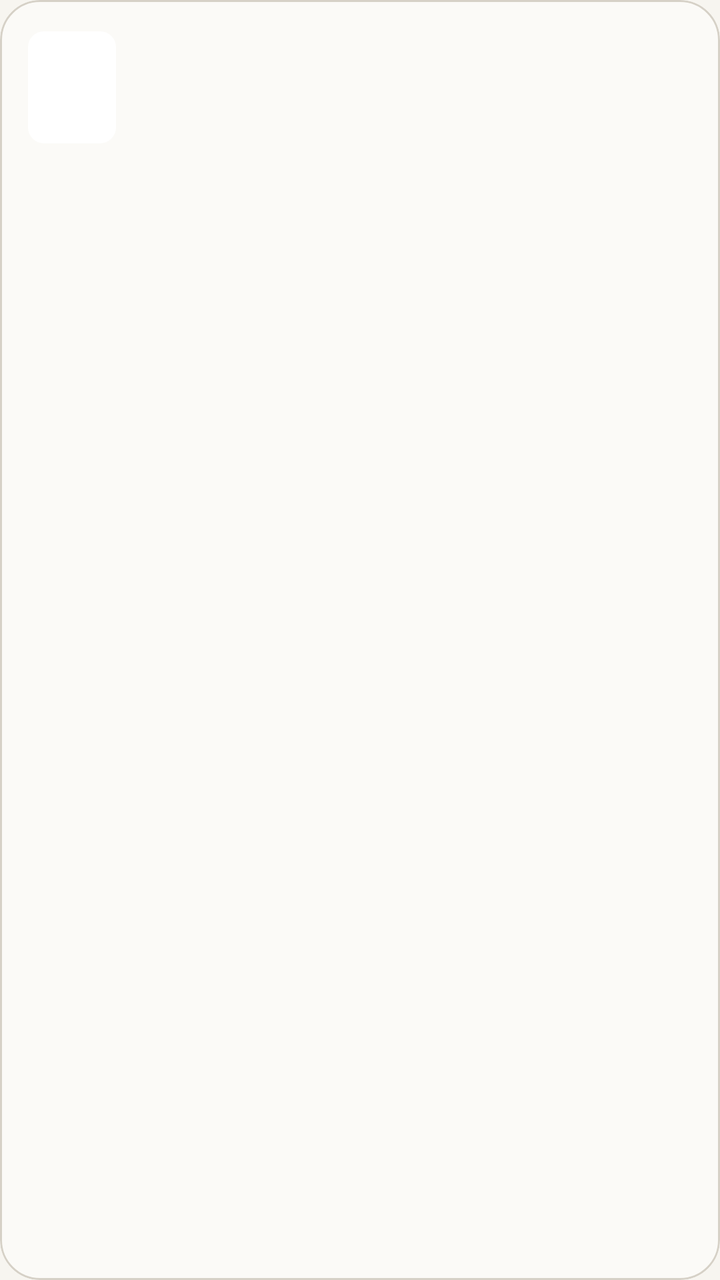
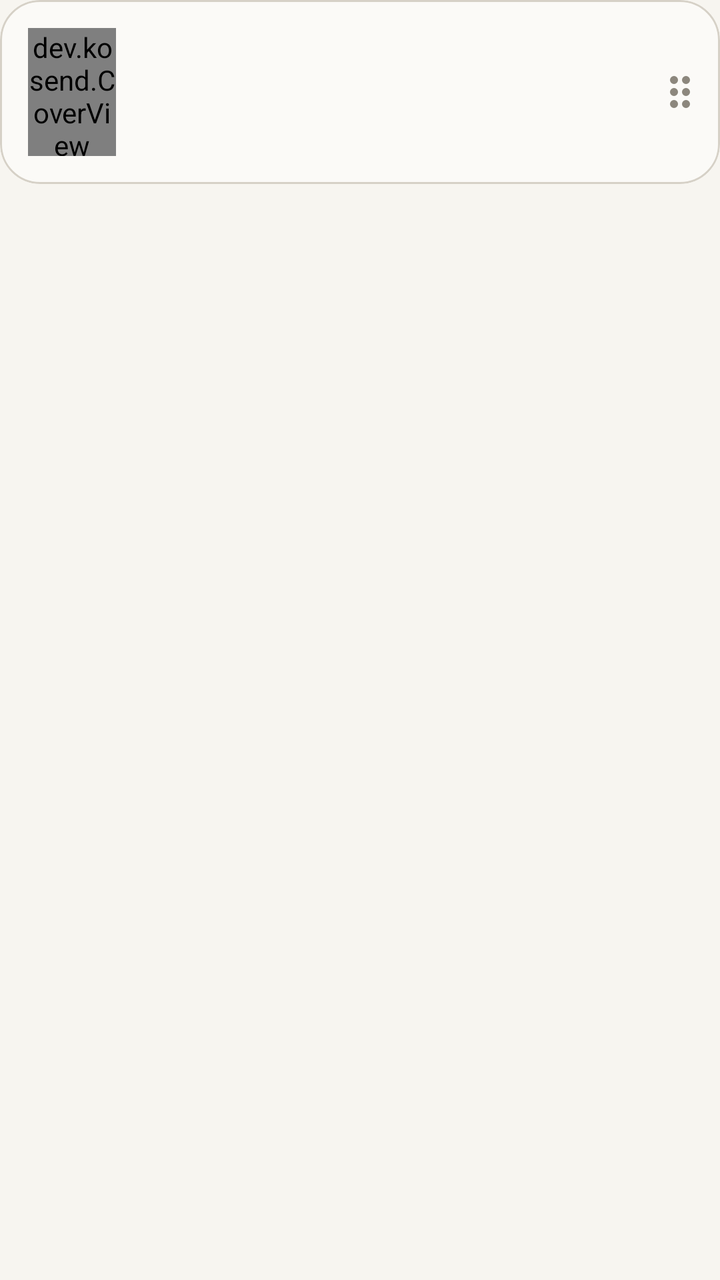

Two renders of the same Android screen: before a commit and after it. Below are the layout's source before the change and the commit's diff.
<!-- AndroidManifest.xml: application theme AppTheme -->
<!-- res/layout/item_book.xml -->
<?xml version="1.0" encoding="utf-8"?>
<com.google.android.material.card.MaterialCardView xmlns:android="http://schemas.android.com/apk/res/android"
    xmlns:app="http://schemas.android.com/apk/res-auto"
    style="?attr/materialCardViewFilledStyle"
    android:layout_width="match_parent"
    android:layout_height="wrap_content"
    android:layout_marginStart="20dp"
    android:layout_marginTop="4dp"
    android:layout_marginEnd="20dp"
    android:layout_marginBottom="4dp"
    app:cardBackgroundColor="?attr/colorSurfaceContainerLow"
    app:cardCornerRadius="20dp"
    app:strokeColor="?attr/colorOutlineVariant"
    app:strokeWidth="1dp">

    <LinearLayout
        android:layout_width="match_parent"
        android:layout_height="wrap_content"
        android:gravity="center_vertical"
        android:orientation="horizontal"
        android:padding="14dp">

        <TextView
            android:id="@+id/badge"
            android:layout_width="44dp"
            android:layout_height="56dp"
            android:background="@drawable/bg_badge"
            android:gravity="center"
            android:letterSpacing="0.04"
            android:textColor="#FFFFFF"
            android:textSize="11sp"
            android:textStyle="bold" />

        <LinearLayout
            android:layout_width="0dp"
            android:layout_height="wrap_content"
            android:layout_marginStart="14dp"
            android:layout_weight="1"
            android:orientation="vertical">

            <TextView
                android:id="@+id/title"
                android:layout_width="match_parent"
                android:layout_height="wrap_content"
                android:ellipsize="end"
                android:maxLines="2"
                android:textAppearance="?attr/textAppearanceTitleSmall"
                android:textColor="?attr/colorOnSurface" />

            <TextView
                android:id="@+id/subtitle"
                android:layout_width="match_parent"
                android:layout_height="wrap_content"
                android:layout_marginTop="2dp"
                android:ellipsize="end"
                android:maxLines="1"
                android:textAppearance="?attr/textAppearanceBodySmall"
                android:textColor="?attr/colorOnSurfaceVariant" />

            <LinearLayout
                android:layout_width="match_parent"
                android:layout_height="wrap_content"
                android:layout_marginTop="6dp"
                android:gravity="center_vertical"
                android:orientation="horizontal">

                <ImageView
                    android:id="@+id/status_icon"
                    android:layout_width="16dp"
                    android:layout_height="16dp"
                    android:importantForAccessibility="no" />

                <TextView
                    android:id="@+id/status"
                    android:layout_width="0dp"
                    android:layout_height="wrap_content"
                    android:layout_marginStart="6dp"
                    android:layout_weight="1"
                    android:ellipsize="end"
                    android:maxLines="2"
                    android:textAppearance="?attr/textAppearanceLabelMedium" />
            </LinearLayout>

            <com.google.android.material.progressindicator.LinearProgressIndicator
                android:id="@+id/progress"
                android:layout_width="match_parent"
                android:layout_height="wrap_content"
                android:layout_marginTop="8dp"
                android:max="100"
                android:visibility="gone"
                app:trackCornerRadius="2dp" />
        </LinearLayout>
    </LinearLayout>
</com.google.android.material.card.MaterialCardView>
<!-- resources referenced by this layout -->
<resources>
  <!-- drawable bg_badge (drawable) -->
  <?xml version="1.0" encoding="utf-8"?>
  <shape xmlns:android="http://schemas.android.com/apk/res/android">
      <solid android:color="#FFFFFF" />
      <corners android:radius="8dp" />
  </shape>
  <color name="primary">#2E5E52</color>
  <color name="on_primary">#FFFFFF</color>
  <color name="primary_container">#D3E8E0</color>
  <color name="on_primary_container">#0E2A23</color>
  <color name="secondary_container">#E6E2D9</color>
  <color name="on_secondary_container">#2B2924</color>
  <color name="background">#F7F5F0</color>
  <color name="surface">#F7F5F0</color>
  <color name="surface_container">#EFECE5</color>
  <color name="surface_container_low">#FBFAF7</color>
  <color name="surface_container_high">#E9E5DD</color>
  <color name="surface_container_highest">#E3DFD6</color>
  <color name="on_surface">#1D1C19</color>
  <color name="on_surface_variant">#5F5B53</color>
  <color name="outline">#8C877D</color>
  <color name="outline_variant">#D6D1C7</color>
  <color name="error">#B3261E</color>
  <!-- unchanged entries left out for length: 1 -->
</resources>

<!-- the commit's change to res/layout/item_book.xml (unified diff, before → after) -->
@@ -1,94 +1,162 @@
 <?xml version="1.0" encoding="utf-8"?>
-<com.google.android.material.card.MaterialCardView xmlns:android="http://schemas.android.com/apk/res/android"
+<FrameLayout xmlns:android="http://schemas.android.com/apk/res/android"
     xmlns:app="http://schemas.android.com/apk/res-auto"
-    style="?attr/materialCardViewFilledStyle"
     android:layout_width="match_parent"
     android:layout_height="wrap_content"
     android:layout_marginStart="20dp"
     android:layout_marginTop="4dp"
     android:layout_marginEnd="20dp"
-    android:layout_marginBottom="4dp"
-    app:cardBackgroundColor="?attr/colorSurfaceContainerLow"
-    app:cardCornerRadius="20dp"
-    app:strokeColor="?attr/colorOutlineVariant"
-    app:strokeWidth="1dp">
+    android:layout_marginBottom="4dp">
 
-    <LinearLayout
+    <com.google.android.material.card.MaterialCardView
+        android:id="@+id/remove_layer"
+        style="?attr/materialCardViewFilledStyle"
+        android:layout_width="match_parent"
+        android:layout_height="match_parent"
+        android:visibility="invisible"
+        app:cardBackgroundColor="@color/error_container"
+        app:cardCornerRadius="20dp">
+
+        <LinearLayout
+            android:id="@+id/remove_action"
+            android:layout_width="@dimen/swipe_action_width"
+            android:layout_height="match_parent"
+            android:layout_gravity="end"
+            android:background="?attr/selectableItemBackground"
+            android:contentDescription="@string/action_remove_short"
+            android:gravity="center"
+            android:orientation="vertical">
+
+            <ImageView
+                android:layout_width="24dp"
+                android:layout_height="24dp"
+                android:importantForAccessibility="no"
+                android:src="@drawable/ic_delete"
+                app:tint="@color/error" />
+
+            <TextView
+                android:layout_width="wrap_content"
+                android:layout_height="wrap_content"
+                android:layout_marginTop="4dp"
+                android:text="@string/action_remove_short"
+                android:textAppearance="?attr/textAppearanceLabelMedium"
+                android:textColor="@color/error" />
+        </LinearLayout>
+    </com.google.android.material.card.MaterialCardView>
+
+    <com.google.android.material.card.MaterialCardView
+        android:id="@+id/card"
+        style="?attr/materialCardViewFilledStyle"
         android:layout_width="match_parent"
         android:layout_height="wrap_content"
-        android:gravity="center_vertical"
-        android:orientation="horizontal"
-        android:padding="14dp">
-
-        <TextView
-            android:id="@+id/badge"
-            android:layout_width="44dp"
-            android:layout_height="56dp"
-            android:background="@drawable/bg_badge"
-            android:gravity="center"
-            android:letterSpacing="0.04"
-            android:textColor="#FFFFFF"
-            android:textSize="11sp"
-            android:textStyle="bold" />
+        app:cardBackgroundColor="?attr/colorSurfaceContainerLow"
+        app:cardCornerRadius="20dp"
+        app:strokeColor="?attr/colorOutlineVariant"
+        app:strokeWidth="1dp">
 
         <LinearLayout
-            android:layout_width="0dp"
+            android:layout_width="match_parent"
             android:layout_height="wrap_content"
-            android:layout_marginStart="14dp"
-            android:layout_weight="1"
-            android:orientation="vertical">
+            android:gravity="center_vertical"
+            android:orientation="horizontal"
+            android:paddingStart="14dp"
+            android:paddingTop="14dp"
+            android:paddingBottom="14dp">
 
-            <TextView
-                android:id="@+id/title"
-                android:layout_width="match_parent"
-                android:layout_height="wrap_content"
-                android:ellipsize="end"
-                android:maxLines="2"
-                android:textAppearance="?attr/textAppearanceTitleSmall"
-                android:textColor="?attr/colorOnSurface" />
-
-            <TextView
-                android:id="@+id/subtitle"
-                android:layout_width="match_parent"
-                android:layout_height="wrap_content"
-                android:layout_marginTop="2dp"
-                android:ellipsize="end"
-                android:maxLines="1"
-                android:textAppearance="?attr/textAppearanceBodySmall"
-                android:textColor="?attr/colorOnSurfaceVariant" />
+            <dev.kosend.CoverView
+                android:id="@+id/cover"
+                android:layout_width="44dp"
+                android:layout_height="64dp" />
 
             <LinearLayout
-                android:layout_width="match_parent"
+                android:layout_width="0dp"
                 android:layout_height="wrap_content"
-                android:layout_marginTop="6dp"
-                android:gravity="center_vertical"
-                android:orientation="horizontal">
-
-                <ImageView
-                    android:id="@+id/status_icon"
-                    android:layout_width="16dp"
-                    android:layout_height="16dp"
-                    android:importantForAccessibility="no" />
+                android:layout_marginStart="14dp"
+                android:layout_weight="1"
+                android:orientation="vertical">
 
                 <TextView
-                    android:id="@+id/status"
-                    android:layout_width="0dp"
+                    android:id="@+id/title"
+                    android:layout_width="match_parent"
                     android:layout_height="wrap_content"
-                    android:layout_marginStart="6dp"
-                    android:layout_weight="1"
                     android:ellipsize="end"
                     android:maxLines="2"
-                    android:textAppearance="?attr/textAppearanceLabelMedium" />
+                    android:textAppearance="?attr/textAppearanceTitleSmall"
+                    android:textColor="?attr/colorOnSurface" />
+
+                <TextView
+                    android:id="@+id/subtitle"
+                    android:layout_width="match_parent"
+                    android:layout_height="wrap_content"
+                    android:layout_marginTop="2dp"
+                    android:ellipsize="end"
+                    android:maxLines="1"
+                    android:textAppearance="?attr/textAppearanceBodySmall"
+                    android:textColor="?attr/colorOnSurfaceVariant" />
+
+                <LinearLayout
+                    android:layout_width="match_parent"
+                    android:layout_height="wrap_content"
+                    android:layout_marginTop="6dp"
+                    android:gravity="center_vertical"
+                    android:orientation="horizontal">
+
+                    <ImageView
+                        android:id="@+id/status_icon"
+                        android:layout_width="16dp"
+                        android:layout_height="16dp"
+                        android:importantForAccessibility="no" />
+
+                    <TextView
+                        android:id="@+id/status"
+                        android:layout_width="0dp"
+                        android:layout_height="wrap_content"
+                        android:layout_marginStart="6dp"
+                        android:layout_weight="1"
+                        android:ellipsize="end"
+                        android:maxLines="2"
+                        android:textAppearance="?attr/textAppearanceLabelMedium" />
+
+                    <com.google.android.material.button.MaterialButton
+                        android:id="@+id/retry"
+                        style="@style/Widget.Material3.Button.TonalButton"
+                        android:layout_width="wrap_content"
+                        android:layout_height="32dp"
+                        android:layout_marginStart="8dp"
+                        android:insetTop="0dp"
+                        android:insetBottom="0dp"
+                        android:minWidth="0dp"
+                        android:minHeight="0dp"
+                        android:paddingStart="12dp"
+                        android:paddingEnd="14dp"
+                        android:text="@string/action_retry_short"
+                        android:textSize="12sp"
+                        android:visibility="gone"
+                        app:icon="@drawable/ic_refresh"
+                        app:iconPadding="4dp"
+                        app:iconSize="16dp" />
+                </LinearLayout>
+
+                <com.google.android.material.progressindicator.LinearProgressIndicator
+                    android:id="@+id/progress"
+                    android:layout_width="match_parent"
+                    android:layout_height="wrap_content"
+                    android:layout_marginTop="8dp"
+                    android:max="100"
+                    android:visibility="gone"
+                    app:trackCornerRadius="2dp" />
             </LinearLayout>
 
-            <com.google.android.material.progressindicator.LinearProgressIndicator
-                android:id="@+id/progress"
-                android:layout_width="match_parent"
-                android:layout_height="wrap_content"
-                android:layout_marginTop="8dp"
-                android:max="100"
-                android:visibility="gone"
-                app:trackCornerRadius="2dp" />
+            <ImageView
+                android:id="@+id/drag_handle"
+                android:layout_width="40dp"
+                android:layout_height="48dp"
+                android:contentDescription="@string/drag_to_reorder"
+                android:paddingStart="8dp"
+                android:paddingEnd="8dp"
+                android:scaleType="center"
+                android:src="@drawable/ic_drag_handle"
+                app:tint="?attr/colorOutline" />
         </LinearLayout>
-    </LinearLayout>
-</com.google.android.material.card.MaterialCardView>
+    </com.google.android.material.card.MaterialCardView>
+</FrameLayout>
<!-- resource entries referenced after the edit -->
@@ -1,11 +1,5 @@
 <!-- resources referenced by this layout -->
 <resources>
-  <!-- drawable bg_badge (drawable) -->
-  <?xml version="1.0" encoding="utf-8"?>
-  <shape xmlns:android="http://schemas.android.com/apk/res/android">
-      <solid android:color="#FFFFFF" />
-      <corners android:radius="8dp" />
-  </shape>
   <color name="primary">#2E5E52</color>
   <color name="on_primary">#FFFFFF</color>
   <color name="primary_container">#D3E8E0</color>
@@ -23,6 +17,53 @@
   <color name="outline">#8C877D</color>
   <color name="outline_variant">#D6D1C7</color>
   <color name="error">#B3261E</color>
+  <color name="error_container">#F9DEDC</color>
+  <dimen name="swipe_action_width">96dp</dimen>
+  <!-- drawable ic_delete (drawable) -->
+  <?xml version="1.0" encoding="utf-8"?>
+  <vector xmlns:android="http://schemas.android.com/apk/res/android"
+      android:width="24dp"
+      android:height="24dp"
+      android:tint="?attr/colorControlNormal"
+      android:viewportWidth="960"
+      android:viewportHeight="960">
+      <group android:translateY="960">
+          <path
+              android:fillColor="@android:color/white"
+              android:pathData="M280-120q-33 0-56.5-23.5T200-200v-520q-17 0-28.5-11.5T160-760q0-17 11.5-28.5T200-800h160q0-17 11.5-28.5T400-840h160q17 0 28.5 11.5T600-800h160q17 0 28.5 11.5T800-760q0 17-11.5 28.5T760-720v520q0 33-23.5 56.5T680-120H280Zm400-600H280v520h400v-520ZM400-280q17 0 28.5-11.5T440-320v-280q0-17-11.5-28.5T400-640q-17 0-28.5 11.5T360-600v280q0 17 11.5 28.5T400-280Zm160 0q17 0 28.5-11.5T600-320v-280q0-17-11.5-28.5T560-640q-17 0-28.5 11.5T520-600v280q0 17 11.5 28.5T560-280ZM280-720v520-520Z" />
+      </group>
+  </vector>
+  <!-- drawable ic_drag_handle (drawable) -->
+  <?xml version="1.0" encoding="utf-8"?>
+  <vector xmlns:android="http://schemas.android.com/apk/res/android"
+      android:width="24dp"
+      android:height="24dp"
+      android:tint="?attr/colorControlNormal"
+      android:viewportWidth="960"
+      android:viewportHeight="960">
+      <group android:translateY="960">
+          <path
+              android:fillColor="@android:color/white"
+              android:pathData="M360-160q-33 0-56.5-23.5T280-240q0-33 23.5-56.5T360-320q33 0 56.5 23.5T440-240q0 33-23.5 56.5T360-160Zm240 0q-33 0-56.5-23.5T520-240q0-33 23.5-56.5T600-320q33 0 56.5 23.5T680-240q0 33-23.5 56.5T600-160ZM360-400q-33 0-56.5-23.5T280-480q0-33 23.5-56.5T360-560q33 0 56.5 23.5T440-480q0 33-23.5 56.5T360-400Zm240 0q-33 0-56.5-23.5T520-480q0-33 23.5-56.5T600-560q33 0 56.5 23.5T680-480q0 33-23.5 56.5T600-400ZM360-640q-33 0-56.5-23.5T280-720q0-33 23.5-56.5T360-800q33 0 56.5 23.5T440-720q0 33-23.5 56.5T360-640Zm240 0q-33 0-56.5-23.5T520-720q0-33 23.5-56.5T600-800q33 0 56.5 23.5T680-720q0 33-23.5 56.5T600-640Z" />
+      </group>
+  </vector>
+  <!-- drawable ic_refresh (drawable) -->
+  <?xml version="1.0" encoding="utf-8"?>
+  <vector xmlns:android="http://schemas.android.com/apk/res/android"
+      android:width="24dp"
+      android:height="24dp"
+      android:tint="?attr/colorControlNormal"
+      android:viewportWidth="960"
+      android:viewportHeight="960">
+      <group android:translateY="960">
+          <path
+              android:fillColor="@android:color/white"
+              android:pathData="M480-160q-134 0-227-93t-93-227q0-134 93-227t227-93q69 0 132 28.5T720-690v-70q0-17 11.5-28.5T760-800q17 0 28.5 11.5T800-760v200q0 17-11.5 28.5T760-520H560q-17 0-28.5-11.5T520-560q0-17 11.5-28.5T560-600h128q-32-56-87.5-88T480-720q-100 0-170 70t-70 170q0 100 70 170t170 70q68 0 124.5-34.5T692-367q8-14 22.5-19.5t29.5-.5q16 5 23 21t-1 30q-41 80-117 128t-169 48Z" />
+      </group>
+  </vector>
+  <string name="action_remove_short">Remove</string>
+  <string name="action_retry_short">Retry</string>
+  <string name="drag_to_reorder">Drag to reorder</string>
   <!-- unchanged entries left out for length: 1 -->
 </resources>
 
